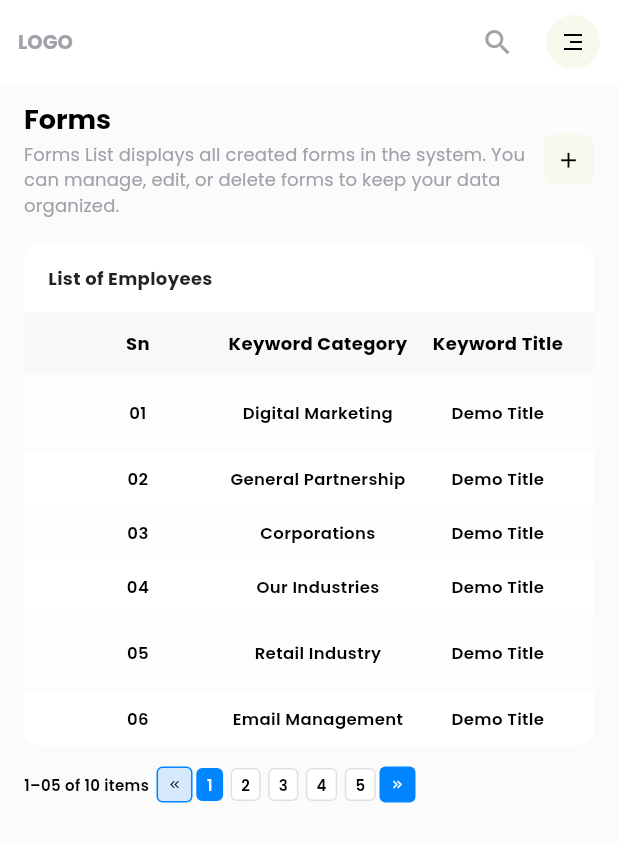
After one commit to huzaifa-huzzi/Super_adminPanel, a Flutter app: the FormScreen screen opened by its route, on a phone screen of 412 x 824 dp. The commit adds this screen. Shown: the top 842 px of the screen. Run offline on Flutter 3.47's test engine with Material 3 defaults, Android fonts, the phone set to English and light mode, and no system bars; our stand-ins replace get, go_router, google_fonts, url_strategy.

Commit message:
Form scree in the build

```diff
--- /dev/null
+++ b/lib/Admin/Form/FormController.dart
@@ -0,0 +1,139 @@
+import 'package:get/get.dart';
+
+class FormController extends GetxController {
+  RxList<Map<String, String>> forms = <Map<String, String>>[].obs;
+  RxInt currentPage = 1.obs;
+  RxInt totalPages = 1.obs;
+
+  FormController() {
+    forms.assignAll([
+      {
+        'Sn': '01',
+        'Keyword Category': 'Digital Marketing',
+        'Keyword Title': 'Demo Title',
+        'Name': 'Jennifer Howard',
+        'Number Type': 'Business',
+        'Number': '+000-1111222',
+        'Email': 'demoemail@gmail.com',
+        'Website': 'https://demoexample.com',
+        'Country': 'Australia',
+        'State': 'New South Wales',
+        'City': 'Lidcombe',
+        'Suburb': 'Lidcombe',
+        'Zip Code': '2141',
+        'Address': '102 Queen Street, NSW',
+        'Submitted By': 'L. Admin',
+      },
+      {
+        'Sn': '02',
+        'Keyword Category': 'General Partnership',
+        'Keyword Title': 'Demo Title',
+        'Name': 'Jennifer Howard',
+        'Number Type': 'Personal',
+        'Number': '+000-1111223',
+        'Email': 'demoemail@gmail.com',
+        'Website': 'https://demoexample.com',
+        'Country': 'Pakistan',
+        'State': 'Punjab',
+        'City': 'Okara',
+        'Suburb': 'Faisal Colony',
+        'Zip Code': '53400',
+        'Address': '102 Greenfield Street',
+        'Submitted By': 'L. Admin',
+      },
+      {
+        'Sn': '03',
+        'Keyword Category': 'Corporations',
+        'Keyword Title': 'Demo Title',
+        'Name': 'Jennifer Howard',
+        'Number Type': 'Business',
+        'Number': '+000-1111224',
+        'Email': 'demoemail@gmail.com',
+        'Website': 'https://demoexample.com',
+        'Country': 'Bangladesh',
+        'State': 'New South Wales',
+        'City': 'Dhaka',
+        'Suburb': 'Mirpur',
+        'Zip Code': '1206',
+        'Address': '56 Central Road',
+        'Submitted By': 'L. Admin',
+      },
+      {
+        'Sn': '04',
+        'Keyword Category': 'Our Industries',
+        'Keyword Title': 'Demo Title',
+        'Name': 'Jennifer Howard',
+        'Number Type': 'Business',
+        'Number': '+000-1111225',
+        'Email': 'demoemail@gmail.com',
+        'Website': 'https://demoexample.com',
+        'Country': 'South Korea',
+        'State': 'Seoul',
+        'City': 'Mapo-gu',
+        'Suburb': 'Sangsu-dong',
+        'Zip Code': '04074',
+        'Address': '89 Street Line, Seoul',
+        'Submitted By': 'L. Admin',
+      },
+      {
+        'Sn': '05',
+        'Keyword Category': 'Retail Industry',
+        'Keyword Title': 'Demo Title',
+        'Name': 'Jennifer Howard',
+        'Number Type': 'Business',
+        'Number': '+000-1111226',
+        'Email': 'demoemail@gmail.com',
+        'Website': 'https://demoexample.com',
+        'Country': 'Canada',
+        'State': 'Ontario',
+        'City': 'Burlington',
+        'Suburb': 'Burlington',
+        'Zip Code': '2141',
+        'Address': '102 Queen Street, Ontario',
+        'Submitted By': 'L. Admin',
+      },
+      {
+        'Sn': '06',
+        'Keyword Category': 'Email Management',
+        'Keyword Title': 'Demo Title',
+        'Name': 'Jennifer Howard',
+        'Number Type': 'Personal',
+        'Number': '+000-1111227',
+        'Email': 'demoemail@gmail.com',
+        'Website': 'https://demoexample.com',
+        'Country': 'United States',
+        'State': 'New York',
+        'City': 'Fresno',
+        'Suburb': 'Fresno',
+        'Zip Code': '53400',
+        'Address': '102 Greenfield Street',
+        'Submitted By': 'L. Admin',
+      },
+    ]);
+
+  }
+
+
+  void nextPage() {
+    if (currentPage.value < totalPages.value) {
+      currentPage.value++;
+      update();
+    }
+  }
+
+  void previousPage() {
+    if (currentPage.value > 1) {
+      currentPage.value--;
+      update();
+    }
+  }
+
+  void goToPage(int page) {
+    if (page >= 1 && page <= totalPages.value) {
+      currentPage.value = page;
+      update();
+    }
+  }
+
+
+}
--- /dev/null
+++ b/lib/Admin/Form/FormScreen.dart
@@ -0,0 +1,359 @@
+import 'package:flutter/material.dart';
+import 'package:get/get.dart';
+import 'package:super_adminPanel/Admin/Form/FormController.dart';
+import 'package:super_adminPanel/Resources/Colors.dart';
+import 'package:super_adminPanel/Resources/String.dart';
+import 'package:super_adminPanel/Resources/textTheme.dart';
+
+class FormScreen extends StatelessWidget {
+  const FormScreen({super.key});
+
+  double scaleFor(BuildContext context, double desktop, double tablet, double mobile) {
+    double width = MediaQuery.of(context).size.width;
+    if (width >= 1000) return desktop;
+    if (width >= 600) return tablet;
+    return mobile;
+  }
+
+  @override
+  Widget build(BuildContext context) {
+    final controller = Get.put(FormController());
+    final textTheme = TTextTheme.lightTextTheme;
+    final screenWidth = MediaQuery.of(context).size.width;
+    final bool isTablet = screenWidth >= 600 && screenWidth < 1000;
+    final bool isMobile = screenWidth < 600;
+
+    double scale(double mobile, double tablet, double web) {
+      return isMobile ? mobile : isTablet ? tablet : web;
+    }
+
+    final double titleFontSize = scale(18, 20, 22);
+    final double subtitleFontSize = scale(12, 14, 15);
+    final double labelFontSize = scale(12, 13, 14);
+    final double smallTextSize = scale(10, 11, 12);
+
+    return Scaffold(
+      backgroundColor: AppColors.backgroundScreenColor,
+      body: SafeArea(
+        child: SingleChildScrollView(
+          physics: const BouncingScrollPhysics(),
+          padding: EdgeInsets.symmetric(
+            horizontal: scaleFor(context, 50, 30, 16),
+            vertical: scaleFor(context, 25, 20, 12),
+          ),
+          child: Column(
+            crossAxisAlignment: CrossAxisAlignment.start,
+            children: [
+              /// HEADER
+              Row(
+                mainAxisAlignment: MainAxisAlignment.spaceBetween,
+                children: [
+                  Expanded(
+                    child: Column(
+                      crossAxisAlignment: CrossAxisAlignment.start,
+                      children: [
+                        Text(
+                          TextStrings.formTitle,
+                          style: Theme.of(context).textTheme.titleLarge?.copyWith(
+                            fontSize: titleFontSize,
+                            fontWeight: FontWeight.bold,
+                          ),
+                        ),
+                        SizedBox(height: scaleFor(context, 4, 4, 3)),
+                        Text(
+                          TextStrings.formSubtitle,
+                          style: Theme.of(context).textTheme.titleSmall?.copyWith(
+                            fontSize: subtitleFontSize,
+                          ),
+                        ),
+                      ],
+                    ),
+                  ),
+                  isMobile || isTablet
+                      ? Container(
+                    height: scaleFor(context, 38, 36, 34),
+                    width: scaleFor(context, 38, 36, 34),
+                    decoration: BoxDecoration(
+                      color: AppColors.backgroundOfSearchBar,
+                      borderRadius: BorderRadius.circular(8),
+                    ),
+                    child: IconButton(
+                      icon: Icon(Icons.add,
+                          color: AppColors.textColors,
+                          size: scaleFor(context, 20, 18, 17)),
+                      onPressed: () {},
+                    ),
+                  )
+                      : ElevatedButton.icon(
+                    style: ElevatedButton.styleFrom(
+                      backgroundColor: AppColors.primaryColor,
+                      shape: RoundedRectangleBorder(
+                        borderRadius: BorderRadius.circular(6),
+                      ),
+                      padding: EdgeInsets.symmetric(
+                        horizontal: scaleFor(context, 18, 16, 14),
+                        vertical: scaleFor(context, 10, 9, 8),
+                      ),
+                    ),
+                    icon: Icon(Icons.add,
+                        color: Colors.white,
+                        size: scaleFor(context, 18, 17, 16)),
+                    label: Text(
+                      "Download Now",
+                      style: textTheme.bodyMedium?.copyWith(
+                        color: Colors.white,
+                        fontSize: labelFontSize,
+                      ),
+                    ),
+                    onPressed: () {},
+                  ),
+                ],
+              ),
+
+              SizedBox(height: scaleFor(context, 30, 25, 18)),
+
+              Center(
+                child: Container(
+                  width: double.infinity,
+                  constraints: const BoxConstraints(maxWidth: 1600),
+                  decoration: BoxDecoration(
+                    color: Colors.white,
+                    borderRadius: BorderRadius.circular(10),
+                  ),
+                  child: Column(
+                    crossAxisAlignment: CrossAxisAlignment.start,
+                    children: [
+                      SizedBox(height: scaleFor(context, 20, 18, 14)),
+                      Padding(
+                        padding: const EdgeInsets.symmetric(horizontal: 16),
+                        child: Text(
+                          TextStrings.employeeContainerTitle,
+                          style: textTheme.headlineSmall?.copyWith(
+                            fontSize: labelFontSize,
+                            fontWeight: FontWeight.w700,
+                            color: Colors.black87,
+                          ),
+                        ),
+                      ),
+                      SizedBox(height: scaleFor(context, 20, 18, 14)),
+
+                      /// HORIZONTAL SCROLL VIEW
+                      SingleChildScrollView(
+                        scrollDirection: Axis.horizontal,
+                        child: Column(
+                          children: [
+                            /// HEADER ROW
+                            Container(
+                              color: AppColors.rodBarColors,
+                              padding:
+                              const EdgeInsets.symmetric(vertical: 12, horizontal: 16),
+                              child: Row(
+                                children: [
+                                  buildHeader("Sn", labelFontSize),
+                                  buildHeader("Keyword Category", labelFontSize),
+                                  buildHeader("Keyword Title", labelFontSize),
+                                  buildHeader("Name", labelFontSize),
+                                  buildHeader("Number Type", labelFontSize),
+                                  buildHeader("Phone Number", labelFontSize),
+                                  buildHeader("Email", labelFontSize),
+                                  buildHeader("Website", labelFontSize),
+                                  buildHeader("Country", labelFontSize),
+                                  buildHeader("State", labelFontSize),
+                                  buildHeader("City", labelFontSize),
+                                  buildHeader("Suburb", labelFontSize),
+                                  buildHeader("Zip Code", labelFontSize),
+                                  buildHeader("Address", labelFontSize),
+                                  buildHeader("Submitted By", labelFontSize),
+                                ],
+                              ),
+                            ),
+
+                            /// DATA ROWS
+                            Obx(() {
+                              return Column(
+                                children: controller.forms.map((item) {
+                                  final index = controller.forms.indexOf(item);
+                                  final isHighlighted = index % 2 == 0;
+                                  return Container(
+                                    color: isHighlighted
+                                        ? AppColors.rodBarColors.withOpacity(0.3)
+                                        : Colors.transparent,
+                                    padding: const EdgeInsets.symmetric(
+                                        vertical: 10, horizontal: 16),
+                                    child: Row(
+                                      children: [
+                                        buildCell(item['Sn'], smallTextSize),
+                                        buildCell(item['Keyword Category'], smallTextSize),
+                                        buildCell(item['Keyword Title'], smallTextSize),
+                                        buildCell(item['Name'], smallTextSize),
+                                        buildCell(item['Number Type'], smallTextSize),
+                                        buildCell(item['Number'], smallTextSize),
+                                        buildCell(item['Email'], smallTextSize,
+                                            noWrap: true),
+                                        buildCell(item['Website'], smallTextSize,
+                                            noWrap: true),
+                                        buildCell(item['Country'], smallTextSize),
+                                        buildCell(item['State'], smallTextSize),
+                                        buildCell(item['City'], smallTextSize),
+                                        buildCell(item['Suburb'], smallTextSize),
+                                        buildCell(item['Zip Code'], smallTextSize),
+                                        buildCell(item['Address'], smallTextSize),
+                                        buildCell(item['Submitted By'], smallTextSize),
+                                      ],
+                                    ),
+                                  );
+                                }).toList(),
+                              );
+                            }),
+                          ],
+                        ),
+                      ),
+                    ],
+                  ),
+                ),
+              ),
+              SizedBox(height: scaleFor(context, 20, 18, 14)),
+              /// Pagination
+              Obx(() {
+                final currentPage = controller.currentPage.value;
+                return SingleChildScrollView(
+                  scrollDirection: Axis.horizontal,
+                  child: Row(
+                    children: [
+                      Text(
+                        "1–05 of 10 items",
+                        style: TextStyle(
+                          fontSize: smallTextSize,
+                          fontWeight: FontWeight.w600,
+                          color: AppColors.textColors,
+                        ),
+                      ),
+                      SizedBox(width: scaleFor(context, 6, 5.5, 5)),
+                      Container(
+                        height: 24,
+                        width: 24,
+                        decoration: BoxDecoration(
+                          color: AppColors.primaryColor.withOpacity(0.15),
+                          borderRadius: BorderRadius.circular(4),
+                          border: Border.all(color: AppColors.primaryColor),
+                        ),
+                        child: IconButton(
+                          padding: EdgeInsets.zero,
+                          icon: Icon(Icons.keyboard_double_arrow_left,
+                              color: AppColors.textColors, size: smallTextSize),
+                          onPressed: controller.previousPage,
+                        ),
+                      ),
+                      for (int i = 1; i <= 5; i++)
+                        Padding(
+                          padding: const EdgeInsets.symmetric(horizontal: 2.5),
+                          child: InkWell(
+                            borderRadius: BorderRadius.circular(4),
+                            onTap: () => controller.goToPage(i),
+                            child: Container(
+                              padding:
+                              const EdgeInsets.symmetric(horizontal: 6, vertical: 3),
+                              decoration: BoxDecoration(
+                                color: currentPage == i
+                                    ? AppColors.primaryColor
+                                    : Colors.white,
+                                borderRadius: BorderRadius.circular(4),
+                                border: Border.all(
+                                  color: currentPage == i
+                                      ? AppColors.primaryColor
+                                      : Colors.black12,
+                                ),
+                              ),
+                              child: Text(
+                                "$i",
+                                style: TextStyle(
+                                  color: currentPage == i
+                                      ? Colors.white
+                                      : AppColors.textColors,
+                                  fontWeight: FontWeight.w600,
+                                  fontSize: smallTextSize,
+                                ),
+                              ),
+                            ),
+                          ),
+                        ),
+                      Container(
+                        height: 24,
+                        width: 24,
+                        decoration: BoxDecoration(
+                          color: AppColors.primaryColor,
+                          borderRadius: BorderRadius.circular(4),
+                        ),
+                        child: IconButton(
+                          padding: EdgeInsets.zero,
+                          icon: Icon(Icons.keyboard_double_arrow_right,
+                              color: Colors.white, size: smallTextSize),
+                          onPressed: controller.nextPage,
+                        ),
+                      ),
+                    ],
+                  ),
+                );
+              }),
+            ],
+          ),
+        ),
+      ),
+    );
+  }
+
+   /// -------------- Extra Widgets ------------------///
+
+  Widget buildHeader(String text, double fontSize) {
+    return SizedBox(
+      width: 120,
+      child: Text(
+        text,
+        textAlign: TextAlign.center,
+        style: TextStyle(
+          color: AppColors.textColors,
+          fontWeight: FontWeight.bold,
+          fontSize: 12,
+        ),
+      ),
+    );
+  }
+
+  Widget buildCell(String? text, double fontSize, {bool noWrap = false}) {
+    return SizedBox(
+      width: 120,
+      child: Text(
+        text ?? '',
+        textAlign: TextAlign.center,
+        overflow: noWrap ? TextOverflow.ellipsis : TextOverflow.visible,
+        maxLines: noWrap ? 1 : null,
+        softWrap: !noWrap,
+        style: TextStyle(
+          fontSize: 11,
+          fontWeight: FontWeight.w600,
+          color: AppColors.textColors,
+        ),
+      ),
+    );
+  }
+
+
+  Widget paginationButton(IconData icon,
+      {Color? color, Color? iconColor, required VoidCallback onTap}) {
+    return Container(
+      height: 24,
+      width: 24,
+      margin: const EdgeInsets.symmetric(horizontal: 4),
+      decoration: BoxDecoration(
+        color: color ?? AppColors.primaryColor.withOpacity(0.15),
+        borderRadius: BorderRadius.circular(4),
+        border: Border.all(color: AppColors.primaryColor),
+      ),
+      child: IconButton(
+        padding: EdgeInsets.zero,
+        icon: Icon(icon, color: iconColor ?? AppColors.textColors, size: 14),
+        onPressed: onTap,
+      ),
+    );
+  }
+}
--- a/lib/Admin/Sidebar/Sidebar.dart
+++ b/lib/Admin/Sidebar/Sidebar.dart
@@ -15,6 +15,11 @@ class SideBarScreen extends StatelessWidget {
   final Sidebarcontroller controller = Get.find<Sidebarcontroller>();
 
   final List<Map<String, dynamic>> baseMenuItems = [
+    {
+      'icon': IconsString.formIcon,
+      'label': 'Forms',
+      'path': '/form'
+    },
     {
       'icon': IconsString.employeeIcon,
       'label': 'Employees',
@@ -133,8 +138,10 @@ class SideBarScreen extends StatelessWidget {
                           } else {
                             context.go(item['path']);
                             controller.setScreenByRoute(item['path']);
+                            controller.selectedPath.value = item['path'];
                           }
                         },
+
                         child: Container(
                           margin:
                           const EdgeInsets.symmetric(vertical: 2, horizontal: 4),
--- a/lib/Admin/Sidebar/SidebarController.dart
+++ b/lib/Admin/Sidebar/SidebarController.dart
@@ -3,6 +3,7 @@ import 'package:flutter/material.dart';
 import 'package:super_adminPanel/Admin/CityScreen/CityScreen.dart';
 import 'package:super_adminPanel/Admin/CountryScreen/CountryScreen.dart';
 import 'package:super_adminPanel/Admin/Employee/EmployeeScreen.dart';
+import 'package:super_adminPanel/Admin/Form/FormScreen.dart';
 import 'package:super_adminPanel/Admin/Keyword/KeywordScreen.dart';
 import 'package:super_adminPanel/Admin/StateScreen/StateScreen.dart';
 
@@ -19,10 +20,12 @@ class Sidebarcontroller extends GetxController {
 
   final List<Widget> screens = [
     EmployeeScreen(),
+    FormScreen(),
     KeywordScreen(),
     CountryScreen(),
     StateScreen(),
     CityScreen(),
+
   ];
 
   // All route paths
@@ -32,6 +35,8 @@ class Sidebarcontroller extends GetxController {
     '/country',
     '/state',
     '/city',
+    '/form'
+
   ];
 
 
@@ -99,6 +104,9 @@ class Sidebarcontroller extends GetxController {
         return 'state';
       case 4:
         return 'city';
+      case 5:
+        return 'form';
+
       default:
         return 'employee';
     }
@@ -109,16 +117,25 @@ class Sidebarcontroller extends GetxController {
 
 
   bool isParentSelected(String label) {
+    final path = selectedPath.value.toLowerCase();
+
     if (label.toLowerCase() == 'data filter') {
-      return selectedPath.value == '/data-filter' ||
-          selectedPath.value.contains('/keyword') ||
-          selectedPath.value.contains('/country') ||
-          selectedPath.value.contains('/state') ||
-          selectedPath.value.contains('/city');
+      return path == '/data-filter' ||
+          path.contains('/keyword') ||
+          path.contains('/country') ||
+          path.contains('/state') ||
+          path.contains('/city');
     }
+
     if (label.toLowerCase() == 'employees') {
-      return selectedPath.value.contains('/employee');
+      return path.contains('/employee');
     }
+
+    if (label.toLowerCase() == 'forms') {
+      return path.contains('/form');
+    }
+
     return false;
   }
+
 }
--- a/lib/Resources/IconStrings.dart
+++ b/lib/Resources/IconStrings.dart
@@ -23,6 +23,9 @@ class IconsString {
   static const String  passwordIcon = 'assets/icons/Password.png';
   static const String  statusIcon = 'assets/icons/status.png';
 
+  /// Form Icons
+  static const String  formIcon = 'assets/icons/form Icon.png';
+
 
 
 
--- a/lib/Resources/String.dart
+++ b/lib/Resources/String.dart
@@ -20,14 +20,14 @@ class TextStrings {
   static const String stateContainerTitle = "List of State";
   static const String addStateSubtitle = "Add state details through this input section.";
 
-  /// City Screen
+  /// City Screen Text
   static const String cityTitle = "City";
   static const String citySubtitle = "Enhances precision in location-based filtering and reporting.";
   static const String cityContainerTitle = "List of City";
   static const String addCitySubtitle = "Add City details through this input section";
 
 
-  /// Employee Screen
+  /// Employee Screen Text
   static const String employeeTitle = "Employee List";
   static const String employeeSubtitle = "Keep all employee details organized in one place. Easily access, manage, and update staff information anytime.";
   static const String employeeContainerTitle = "List of Employees";
@@ -39,6 +39,12 @@ class TextStrings {
   static const String addEmployeeContainerTitle = "Add New Employee";
 
 
+  /// Form Screen Text
+  static const String formTitle = "Forms";
+  static const String formSubtitle = "Forms List displays all created forms in the system. You can manage, edit, or delete forms to keep your data organized.";
+
+
+
 
 
 }
--- a/lib/main.dart
+++ b/lib/main.dart
@@ -8,6 +8,7 @@ import 'package:super_adminPanel/Admin/CountryScreen/addCountryScreen.dart';
 import 'package:super_adminPanel/Admin/Employee/AddEmployeeScreen.dart';
 import 'package:super_adminPanel/Admin/Employee/EditEmployeeInfoScreen.dart';
 import 'package:super_adminPanel/Admin/Employee/EmployeeScreen.dart';
+import 'package:super_adminPanel/Admin/Form/FormScreen.dart';
 import 'package:super_adminPanel/Admin/Keyword/AddKeyWordScreen.dart';
 import 'package:super_adminPanel/Admin/Keyword/KeywordScreen.dart';
 import 'package:super_adminPanel/Admin/Sidebar/Sidebar.dart';
@@ -39,6 +40,10 @@ class MyApp extends StatelessWidget {
             return SideBarScreen(child: child);
           },
           routes: [
+            GoRoute(
+              path: '/form',
+              builder: (context, state) => FormScreen(),
+            ),
             GoRoute(
               path: '/employee',
               builder: (context, state) => EmployeeScreen(),
```
Also changed, not shown: assets/icons/form Icon.png (added).
